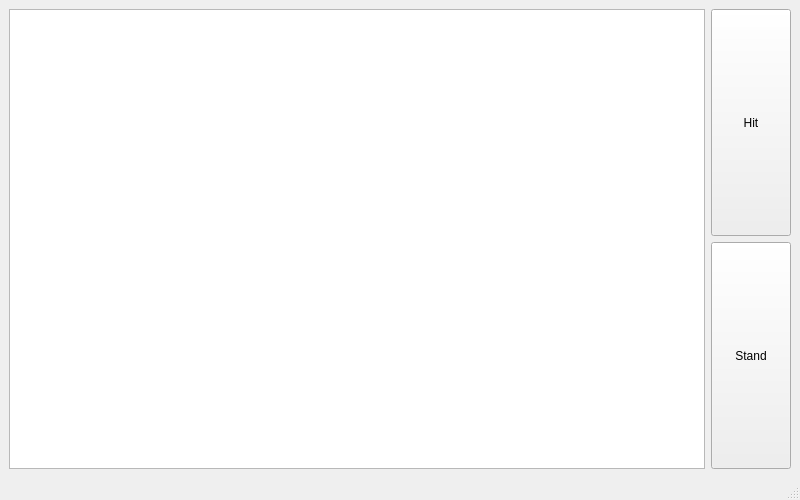
Qt form src/mainwindow.ui (gihudo/BlackJack-implementation) before a commit.
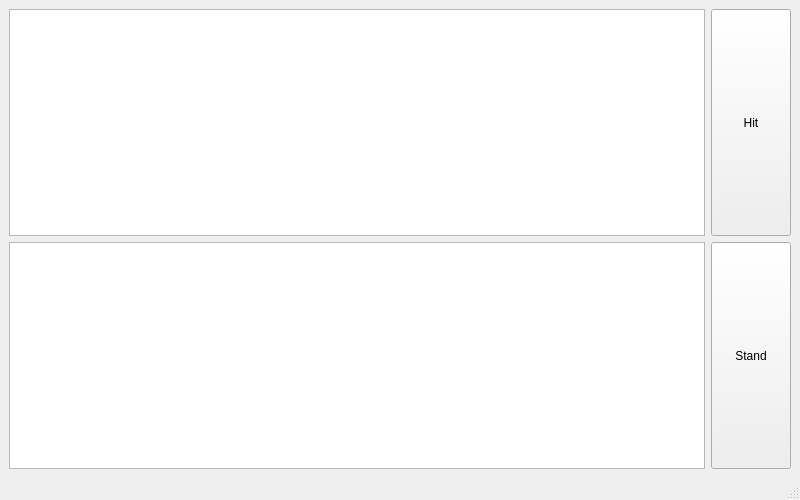
The same form after that commit.

```diff
--- a/src/mainwindow.ui
+++ b/src/mainwindow.ui
@@ -24,11 +24,18 @@
   </property>
   <widget class="QWidget" name="centralwidget">
    <layout class="QHBoxLayout" name="horizontalLayout_2">
+    <item>
+     <layout class="QGridLayout" name="gridLayout_2">
+      <item row="0" column="0">
+       <widget class="QGraphicsView" name="dealersHand"/>
+      </item>
+      <item row="1" column="0">
+       <widget class="QGraphicsView" name="usersHand"/>
+      </item>
+     </layout>
+    </item>
     <item>
      <layout class="QHBoxLayout" name="horizontalLayout">
-      <item>
-       <widget class="QGraphicsView" name="graphicsView"/>
-      </item>
       <item>
        <layout class="QVBoxLayout" name="verticalLayout_3">
         <item>
```
